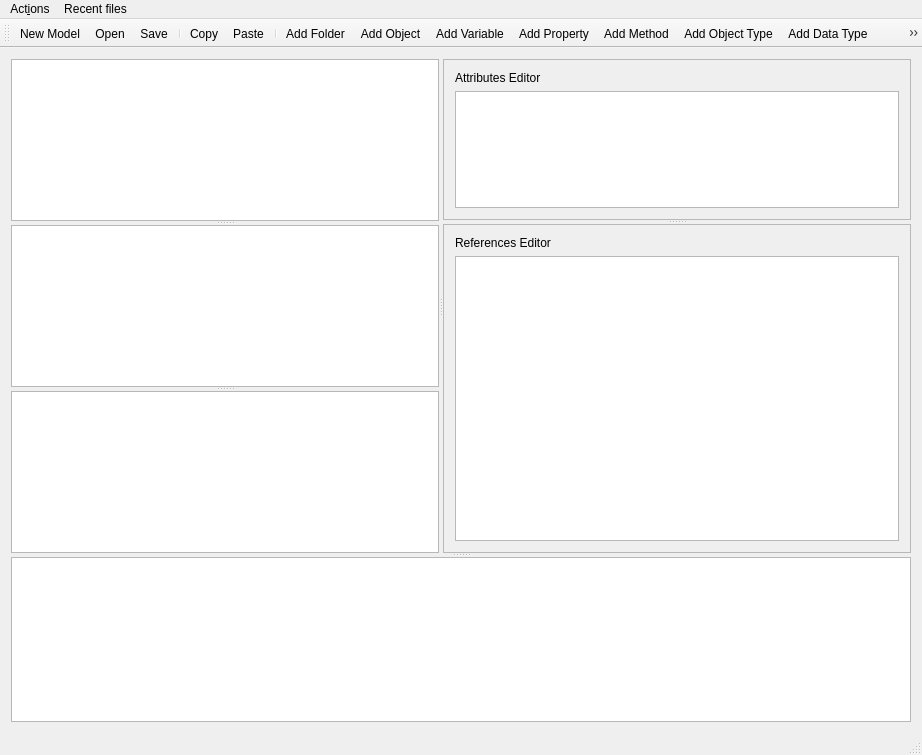
This is uamodeler/uamodeler_ui.ui in Huanghui52/opcua-modeler as Qt 5 draws it before an edit. The edited form follows.
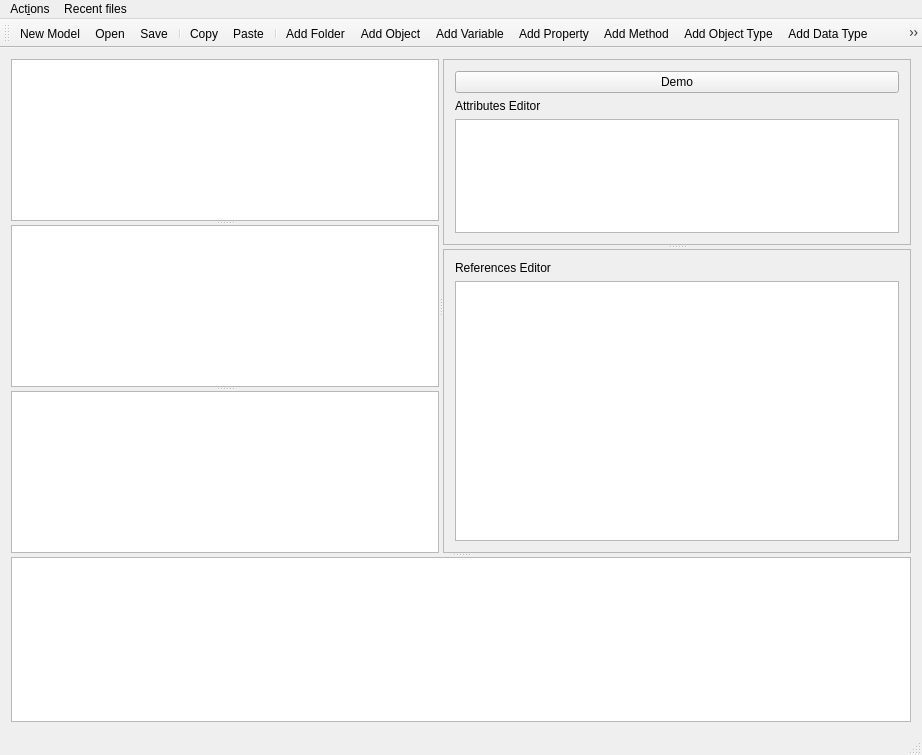
This is the edited form. Icons and pictures are not drawn.

Diff of the .ui file:
```diff
--- a/uamodeler/uamodeler_ui.ui
+++ b/uamodeler/uamodeler_ui.ui
@@ -67,6 +67,13 @@
           <enum>QFrame::Raised</enum>
          </property>
          <layout class="QVBoxLayout" name="verticalLayout">
+          <item>
+           <widget class="QPushButton" name="demoButton">
+            <property name="text">
+             <string>Demo</string>
+            </property>
+           </widget>
+          </item>
           <item>
            <widget class="QLabel" name="label">
             <property name="text">
```
Left out of the diff: 6 changed lines with no effect on the pictures.
